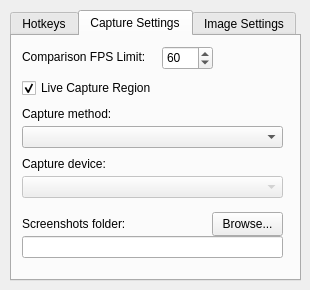
First picture: the form in res/settings.ui, repository Toufool/AutoSplit, before the edit.
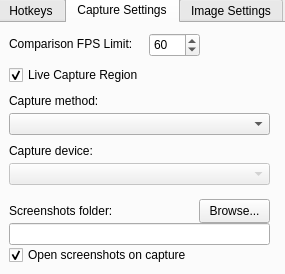
Second picture: the form after the edit. The open tabs and pages were chosen to show the change. Icons and pictures are not drawn.

Commit message: Option to not open screenshot file tweak settings tab color and size Fix too many statements in __init__

Patch:
```diff
--- a/res/settings.ui
+++ b/res/settings.ui
@@ -7,14 +7,14 @@
    <rect>
     <x>0</x>
     <y>0</y>
-    <width>310</width>
-    <height>290</height>
+    <width>285</width>
+    <height>274</height>
    </rect>
   </property>
   <property name="minimumSize">
    <size>
-    <width>310</width>
-    <height>290</height>
+    <width>200</width>
+    <height>200</height>
    </size>
   </property>
   <property name="maximumSize">
@@ -38,10 +38,10 @@
   <widget class="QTabWidget" name="settings_tabs">
    <property name="geometry">
     <rect>
-     <x>10</x>
-     <y>10</y>
+     <x>-3</x>
+     <y>-3</y>
      <width>291</width>
-     <height>271</height>
+     <height>281</height>
     </rect>
    </property>
    <property name="currentIndex">
@@ -523,6 +523,25 @@
       <string>Screenshots folder:</string>
      </property>
     </widget>
+    <widget class="QCheckBox" name="open_screenshot_checkbox">
+     <property name="geometry">
+      <rect>
+       <x>10</x>
+       <y>220</y>
+       <width>181</width>
+       <height>24</height>
+      </rect>
+     </property>
+     <property name="text">
+      <string>Open screenshots on capture</string>
+     </property>
+     <property name="checked">
+      <bool>true</bool>
+     </property>
+     <property name="tristate">
+      <bool>false</bool>
+     </property>
+    </widget>
    </widget>
    <widget class="QWidget" name="image_settings_tab">
     <attribute name="title">
```
Left out of the diff: 4 changed lines with no effect on the pictures. The commit also changes 3 other files.
